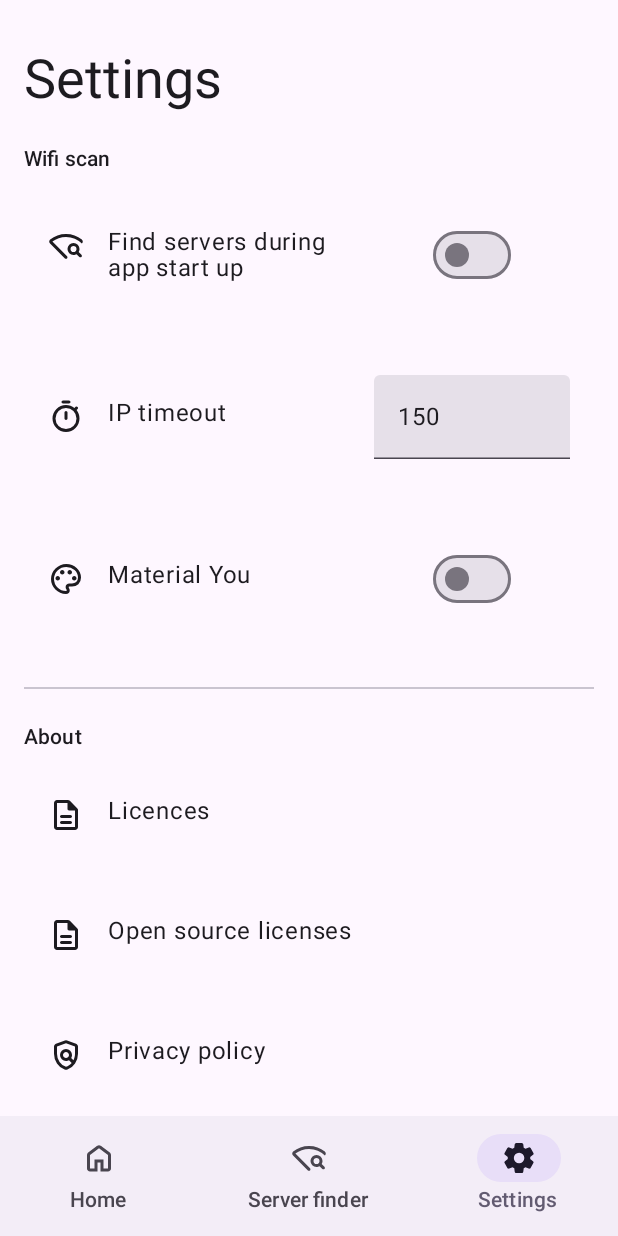
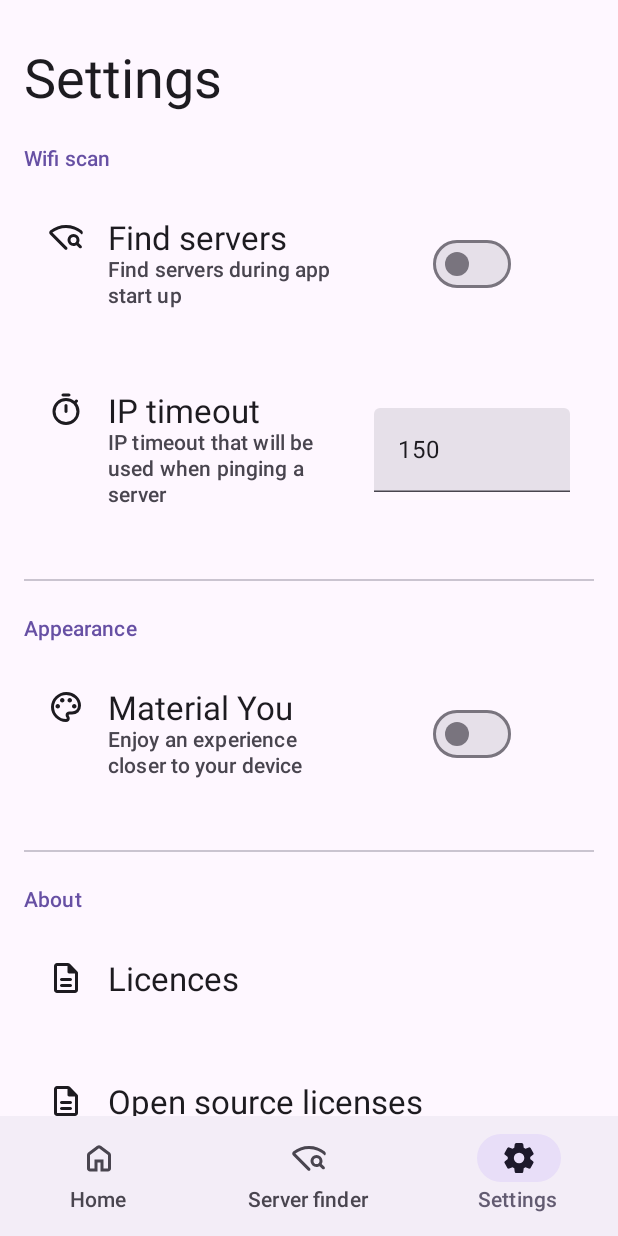
Before and after one commit to msartore/Ares, an Android app built with Jetpack Compose: the screen it shows after launch (MainActivity), item 3 of the bottom bar chosen, on a phone screen of 412 x 824 dp. Run offline under Robolectric (Android 15) with nearby library versions, the phone set to English and light mode, and no system bars; our stand-ins replace accompanist; libraries missing offline, so code that uses them is left out: androidx.camera.core, com.google.android.gms, io.ktor.server, kotlinx.html, kotlinx.html.a and 16 more.

Commit message:
Fix UI bug in ServerFinderUI and more
Changelog:
- Fix UI bug in ServerFinderUI
- Update navbar color to match app navbar
- Update SettingsUI
- Add descriptions in settings

```diff
--- a/app/build.gradle
+++ b/app/build.gradle
@@ -19,8 +19,8 @@ android {
         applicationId "dev.msartore.ares"
         minSdk 26
         targetSdk 33
-        versionCode 5
-        versionName "0.0.4"
+        versionCode 6
+        versionName "0.0.5"
         resConfigs "en", "it"
         setProperty("archivesBaseName", "ares-$versionName")
         vectorDrawables.useSupportLibrary = true
--- a/app/src/main/java/dev/msartore/ares/MainActivity.kt
+++ b/app/src/main/java/dev/msartore/ares/MainActivity.kt
@@ -157,6 +157,7 @@ class MainActivity : ComponentActivity() {
 
         setContent {
 
+            val isNavBarColorSet = remember { mutableStateOf(false) }
             val resetStatusBarColor = remember { mutableStateOf({}) }
 
             if (Build.VERSION.SDK_INT >= Build.VERSION_CODES.TIRAMISU)
@@ -164,6 +165,7 @@ class MainActivity : ComponentActivity() {
 
             AresTheme(
                 changeStatusBarColor = resetStatusBarColor,
+                isNavBarColorSet = isNavBarColorSet,
                 mainViewModel = mainViewModel
             ) {
                 Surface(
@@ -179,6 +181,8 @@ class MainActivity : ComponentActivity() {
                             finishAffinity()
                         },
                         onPermissionGranted = {
+                            isNavBarColorSet.value = true
+
                             MainUI(
                                 navigateToSettingsScreen = navigateToSettingsScreen,
                                 mainViewModel = mainViewModel
--- a/app/src/main/java/dev/msartore/ares/ui/compose/SettingsItem.kt
+++ b/app/src/main/java/dev/msartore/ares/ui/compose/SettingsItem.kt
@@ -22,6 +22,7 @@ import androidx.compose.ui.unit.dp
 @Composable
 fun SettingsItem(
     title: String,
+    description: String? = null,
     icon: Painter,
     onClick: (() -> Unit)? = null,
     content: (@Composable () -> Unit)? = null,
@@ -50,12 +51,25 @@ fun SettingsItem(
                 contentDescription = title,
             )
 
-            TextAuto(
-                modifier = Modifier
-                    .padding(horizontal = 16.dp),
-                text = title,
-                maxLines = Int.MAX_VALUE
-            )
+            Column {
+                TextAuto(
+                    modifier = Modifier
+                        .padding(horizontal = 16.dp),
+                    text = title,
+                    style = MaterialTheme.typography.titleLarge,
+                    maxLines = 1
+                )
+
+                if (description != null)
+                    TextAuto(
+                        modifier = Modifier
+                            .padding(horizontal = 16.dp),
+                        text = description,
+                        color = MaterialTheme.colorScheme.onSurfaceVariant,
+                        style = MaterialTheme.typography.labelLarge,
+                        maxLines = Int.MAX_VALUE,
+                    )
+            }
         }
 
         if (content != null) {
@@ -74,6 +88,7 @@ fun SettingsItem(
 @Composable
 fun SettingsItemSwitch(
     title: String,
+    description: String? = null,
     icon: Painter,
     item: MutableState<Boolean>,
     onClick: (() -> Unit)? = null
@@ -81,6 +96,7 @@ fun SettingsItemSwitch(
 
     SettingsItem(
         title = title,
+        description = description,
         icon = icon,
         onClick = {
             item.value = !item.value
@@ -101,6 +117,7 @@ fun SettingsItemSwitch(
 @Composable
 fun SettingsItemInput(
     title: String,
+    description: String? = null,
     icon: Painter,
     item: MutableState<Int>,
     onClick: (() -> Unit)? = null
@@ -111,6 +128,7 @@ fun SettingsItemInput(
 
     SettingsItem(
         title = title,
+        description = description,
         icon = icon,
     ) {
         TextField(
--- a/app/src/main/java/dev/msartore/ares/ui/theme/Theme.kt
+++ b/app/src/main/java/dev/msartore/ares/ui/theme/Theme.kt
@@ -6,9 +6,11 @@ import androidx.compose.material3.darkColorScheme
 import androidx.compose.material3.dynamicDarkColorScheme
 import androidx.compose.material3.dynamicLightColorScheme
 import androidx.compose.material3.lightColorScheme
+import androidx.compose.material3.surfaceColorAtElevation
 import androidx.compose.runtime.Composable
 import androidx.compose.runtime.MutableState
 import androidx.compose.ui.platform.LocalContext
+import androidx.compose.ui.unit.dp
 import com.google.accompanist.systemuicontroller.rememberSystemUiController
 import dev.msartore.ares.utils.cor
 import dev.msartore.ares.viewmodels.MainViewModel
@@ -79,6 +81,7 @@ private val DarkColors = darkColorScheme(
 fun AresTheme(
     mainViewModel: MainViewModel,
     changeStatusBarColor: MutableState<() -> Unit>,
+    isNavBarColorSet: MutableState<Boolean>,
     content: @Composable () -> Unit
 ) {
     val darkTheme = isSystemInDarkTheme()
@@ -108,6 +111,12 @@ fun AresTheme(
         darkIcons = !darkTheme
     )
 
+    if (isNavBarColorSet.value)
+        systemUiController.setNavigationBarColor(
+            color = colorScheme.surfaceColorAtElevation(3.dp),
+            darkIcons = !darkTheme
+        )
+
     MaterialTheme(
         colorScheme = colorScheme,
         typography = AppTypography,
--- a/app/src/main/java/dev/msartore/ares/ui/views/ServerFinderUI.kt
+++ b/app/src/main/java/dev/msartore/ares/ui/views/ServerFinderUI.kt
@@ -153,6 +153,7 @@ fun ServerFinderUI(
                         ) {
                             mainContent(Modifier.weight(8f))
 
+                            if (mainViewModel.networkInfo.isNetworkAvailable.value && mainViewModel.networkInfo.isWifiNetwork.value)
                                 Column(
                                     modifier = Modifier
                                         .weight(2f)
@@ -199,7 +200,11 @@ fun ServerFinderUI(
 
                             mainContent(Modifier.weight(8f))
 
-                            if (serverFinderViewModel.ipSearchData.isSearching.value == 0) {
+                            if (
+                                serverFinderViewModel.ipSearchData.isSearching.value == 0 &&
+                                mainViewModel.networkInfo.isNetworkAvailable.value &&
+                                mainViewModel.networkInfo.isWifiNetwork.value
+                            ) {
 
                                 Row(
                                     modifier = Modifier
--- a/app/src/main/java/dev/msartore/ares/ui/views/SettingsUI.kt
+++ b/app/src/main/java/dev/msartore/ares/ui/views/SettingsUI.kt
@@ -68,11 +68,13 @@ fun SettingsUI(
         TextAuto(
             id = R.string.wifi_scan,
             style = MaterialTheme.typography.labelLarge,
+            color = MaterialTheme.colorScheme.primary
         )
 
         mainViewModel.settings?.apply {
             SettingsItemSwitch(
-                title = stringResource(id = R.string.find_servers_start_app),
+                title = stringResource(id = R.string.find_servers),
+                description = stringResource(id = R.string.find_servers_description),
                 icon = painterResource(id = R.drawable.wifi_find_24px),
                 item = findServersAtStart,
             ) {
@@ -81,26 +83,42 @@ fun SettingsUI(
 
             SettingsItemInput(
                 title = stringResource(id = R.string.ip_timeout),
+                description = stringResource(id = R.string.ip_timeout_description),
                 icon = painterResource(id = R.drawable.timer_24px),
                 item = ipTimeout,
             ) {
                 work { save() }
             }
 
-            if (Build.VERSION.SDK_INT >= Build.VERSION_CODES.S)
+            if (Build.VERSION.SDK_INT >= Build.VERSION_CODES.S) {
+                Divider(
+                    modifier = Modifier
+                        .fillMaxWidth()
+                        .padding(vertical = 16.dp)
+                )
+
+                TextAuto(
+                    id = R.string.appearance,
+                    style = MaterialTheme.typography.labelLarge,
+                    color = MaterialTheme.colorScheme.primary
+                )
+
                 SettingsItemSwitch(
                     title = stringResource(id = R.string.material_you),
+                    description = stringResource(id = R.string.material_you_description),
                     icon = painterResource(id = R.drawable.palette_24px),
                     item = isMaterialYouEnabled,
                 ) {
                     work { save() }
                 }
+            }
         }
     }
     val settingsUIContent2: @Composable () -> Unit = {
         TextAuto(
             id = R.string.about,
             style = MaterialTheme.typography.labelLarge,
+            color = MaterialTheme.colorScheme.primary
         )
 
         SettingsItem(
--- a/app/src/main/res/values/strings.xml
+++ b/app/src/main/res/values/strings.xml
@@ -39,7 +39,7 @@
     <string name="ip_left_check">IP left to check</string>
     <string name="server_found">Server found</string>
     <string name="scan_network_for_servers">Scan network for servers</string>
-    <string name="find_servers_start_app">Find servers during app start up</string>
+    <string name="find_servers_description">Find servers during app start up</string>
     <string name="no_ip_available">No IP available</string>
     <string name="ip_timeout">IP timeout</string>
     <string name="no_server_found">No server found</string>
@@ -79,4 +79,8 @@
     <string name="scan_qrcode">Scan QR code</string>
     <string name="server_not_found">Server not found, try again!</string>
     <string name="ares_title_website">Ares - File transfer</string>
+    <string name="appearance">Appearance</string>
+    <string name="find_servers">Find servers</string>
+    <string name="ip_timeout_description">IP timeout that will be used when pinging a server</string>
+    <string name="material_you_description">Enjoy an experience closer to your device</string>
 </resources>
```
Also changed, not shown: 1 other file. Lines whose indentation alone changed are shown as unchanged.
